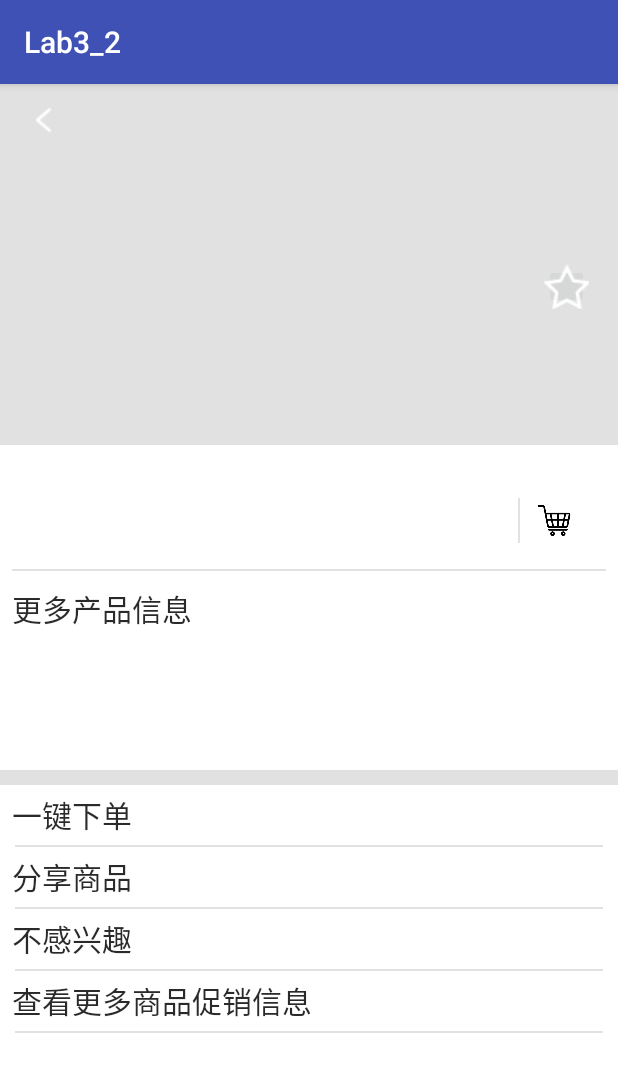
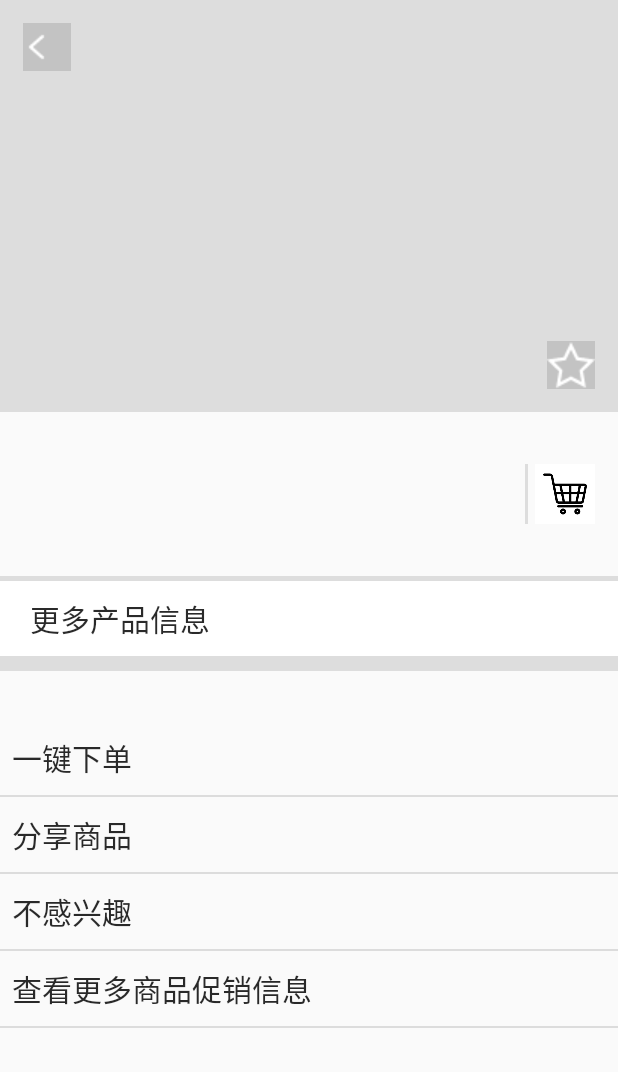
Before and after one commit to chenjl-gl/Android_lab, an Android app: the Showproduct screen opened directly, with no data from a screen before it, on a phone screen of 412 x 824 dp. Shown: the top 1072 px of the screen. Run offline under Robolectric (Android 15) with nearby library versions, the phone set to English and light mode, and no system bars; 1 statement that could not run was skipped.

Commit message:
new version

```diff
--- a/lab3/app/src/main/AndroidManifest.xml
+++ b/lab3/app/src/main/AndroidManifest.xml
@@ -13,7 +13,7 @@
         <activity android:name=".MainActivity">
             <intent-filter>
                 <action android:name="android.intent.action.MAIN" />
-
+                <!--category如果写了多次会产生多个图标，多个apk-->
                 <category android:name="android.intent.category.LAUNCHER" />
             </intent-filter>
         </activity>
@@ -21,8 +21,6 @@
         <activity android:name=".Showproduct">
             <intent-filter>
                 <action android:name="android.intent.action.MAIN" />
-
-                <category android:name="android.intent.category.LAUNCHER" />
             </intent-filter>
         </activity>
     </application>
--- a/lab3/app/src/main/java/com/example/carrie/lab3_2/MainActivity.java
+++ b/lab3/app/src/main/java/com/example/carrie/lab3_2/MainActivity.java
@@ -40,6 +40,7 @@ public class MainActivity extends AppCompatActivity {
     String[] Price = new String[]{"¥ 5.00", "¥ 59.00", "¥ 79.00", "¥ 2399.00", "¥ 179.00", "¥ 14.90", "¥ 132.59", "¥ 141.43", "¥ 139.43", "¥ 28.90"};
     String[] Type = new String[]{"作者", "产地", "产地", "版本", "重量", "产地", "重量", "重量", "重量", "重量"};
     String[] Info = new String[]{"Johanna Basford", "德国", "澳大利亚", "8GB", "2Kg", "英国", "300g", "118g", "249g", "640g"};
+
     final ArrayList<String> Itemlist = new ArrayList<>();
     final ArrayList<Pair<String,String>> data = new ArrayList<>();
     final ArrayList<Pair<Pair<String,String>,String>> details = new ArrayList<>();
@@ -63,39 +64,9 @@ public class MainActivity extends AppCompatActivity {
         initshoplist();
         initshoplistview();
         //初始化购物车
-        //initshopcar();
-        final ListView shopcar = (ListView)findViewById(R.id.shopcar);
-        shopcar.setVisibility(View.INVISIBLE);
-
-        mShopcarAdapter = new ShopcarAdapter(MainActivity.this,sc_product);
-        shopcar.setAdapter(mShopcarAdapter);
-        AdapterView.OnItemClickListener shopcarlistener = new AdapterView.OnItemClickListener() {
-            @Override
-            public void onItemClick(AdapterView<?> parent, View view, int position, long id) {
-                String shopcaritem = sc_product.get(position).first.second;
-                int i = Itemlist.indexOf(shopcaritem);
-                Intent intent = new Intent(MainActivity.this,Showproduct.class);
-                intent.putExtra("item",shopcaritem);
-                intent.putExtra("Price",sc_product.get(position).second);
-                intent.putExtra("Type",details.get(i).first.second);
-                intent.putExtra("Info",details.get(i).second);
-                intent.putExtra("letter",sc_product.get(position).first.first);
-                startActivityForResult(intent, 0);
-            }
-
-        };
-        AdapterView.OnItemLongClickListener deletepro = new AdapterView.OnItemLongClickListener() {
-            @Override
-            public boolean onItemLongClick(AdapterView<?> parent, View view, int position, long id) {
-                initDialog(data.get(position).second,position);
-                return true;
-            }
-        };
-        shopcar.setOnItemClickListener(shopcarlistener);
-        shopcar.setOnItemLongClickListener(deletepro);
-
+        initshopcar();
+        //定义两个界面之间的相互转换
         twoviewchange();
-
 
     }
 
@@ -114,10 +85,9 @@ public class MainActivity extends AppCompatActivity {
                 intent.putExtra("letter",data.get(position).first);
                 startActivityForResult(intent, 0);
             }
-
             @Override
             public void onLongClick(int position) {
-//                initDialog(data.get(position).second,position);
+                Toast.makeText(getApplicationContext(), "移除第"+(position+1)+"个商品", Toast.LENGTH_SHORT).show();
                 data.remove(position);
                 details.remove(position);
                 shoplistadapter.notifyDataSetChanged();
@@ -143,9 +113,8 @@ public class MainActivity extends AppCompatActivity {
         alertDialog.setPositiveButton("确定",new DialogInterface.OnClickListener() {
             @Override
             public void onClick(DialogInterface dialogInterface, int i) {
-                data.remove(position);
-                details.remove(position);
-                shoplistadapter.notifyDataSetChanged();
+                sc_product.remove(position);
+                mShopcarAdapter.notifyDataSetChanged();
             }});
         alertDialog.setMessage("从购物车中移除"+name+"?");
         alertDialog.create();
@@ -175,6 +144,40 @@ public class MainActivity extends AppCompatActivity {
         };
         changetocar.setOnClickListener(toshopcar);
     }
+
+    private void initshopcar(){
+        final ListView shopcar = (ListView)findViewById(R.id.shopcar);
+        shopcar.setVisibility(View.INVISIBLE);
+        mShopcarAdapter = new ShopcarAdapter(MainActivity.this,sc_product);
+        shopcar.setAdapter(mShopcarAdapter);
+        AdapterView.OnItemClickListener shopcarlistener = new AdapterView.OnItemClickListener() {
+            @Override
+            public void onItemClick(AdapterView<?> parent, View view, int position, long id) {
+                if(position != 0 ){
+                    String shopcaritem = sc_product.get(position).first.second;
+                    int i = Itemlist.indexOf(shopcaritem);
+                    Intent intent = new Intent(MainActivity.this,Showproduct.class);
+                    intent.putExtra("item",shopcaritem);
+                    intent.putExtra("Price",sc_product.get(position).second);
+                    intent.putExtra("Type",details.get(i).first.second);
+                    intent.putExtra("Info",details.get(i).second);
+                    intent.putExtra("letter",sc_product.get(position).first.first);
+                    startActivityForResult(intent, 0);
+                }
+            }
+
+        };
+        AdapterView.OnItemLongClickListener deletepro = new AdapterView.OnItemLongClickListener() {
+            @Override
+            public boolean onItemLongClick(AdapterView<?> parent, View view, int position, long id) {
+                if(position != 0 ) initDialog(sc_product.get(position).first.second,position);
+                return true;
+            }
+        };
+        shopcar.setOnItemClickListener(shopcarlistener);
+        shopcar.setOnItemLongClickListener(deletepro);
+    }
+
     @Override
     protected void onActivityResult(int requestCode, int resultCode, Intent intent) {
         if(resultCode == 0 && requestCode == 0){
@@ -187,6 +190,5 @@ public class MainActivity extends AppCompatActivity {
             }
         }
         super.onActivityResult(requestCode, resultCode, intent);
-
     }
 }
--- a/lab3/app/src/main/java/com/example/carrie/lab3_2/Showproduct.java
+++ b/lab3/app/src/main/java/com/example/carrie/lab3_2/Showproduct.java
@@ -10,6 +10,7 @@ import android.widget.ImageButton;
 import android.widget.ImageView;
 import android.widget.ListView;
 import android.widget.TextView;
+import android.widget.Toast;
 
 import java.util.ArrayList;
 
@@ -27,7 +28,6 @@ public class Showproduct extends AppCompatActivity {
         ListView listtv = (ListView)findViewById(R.id.ltv);
         ArrayAdapter<String> adapter =  new ArrayAdapter<String>(this,R.layout.bottom_choose,Bottomch);
         listtv.setAdapter(adapter);
-
 
         Intent intent = getIntent();
         final String item = intent.getStringExtra("item");
@@ -52,7 +52,6 @@ public class Showproduct extends AppCompatActivity {
                     setResult(0,shopcarintent);
                     finish();
                 }
-
             }
         };
         back.setOnClickListener(backlast);
@@ -75,10 +74,10 @@ public class Showproduct extends AppCompatActivity {
         star.setOnClickListener(starlast);
 
         ImageView shopcaradd = (ImageView)findViewById(R.id.shoplist_add);
-        final Bundle details = new Bundle();
         View.OnClickListener shopcarclick = new View.OnClickListener() {
             @Override
             public void onClick(View v) {
+                Toast.makeText(getApplicationContext(), "商品已添加到购物车", Toast.LENGTH_SHORT).show();
                 if(flag[0] == 0){
                     flag[0] = 1;
                 }
--- a/lab3/app/src/main/java/com/example/carrie/lab3_2/shoplistAdapter.java
+++ b/lab3/app/src/main/java/com/example/carrie/lab3_2/shoplistAdapter.java
@@ -27,11 +27,6 @@ public class shoplistAdapter extends RecyclerView.Adapter<shoplistAdapter.ViewHo
 
     public shoplistAdapter(ArrayList<Pair<String,String>> data) {
         this.Data = data;
-    }
-
-    public void updateData(ArrayList<Pair<String,String>> data) {
-        this.Data = data;
-        notifyDataSetChanged();
     }
 
     @Override
@@ -71,16 +66,12 @@ public class shoplistAdapter extends RecyclerView.Adapter<shoplistAdapter.ViewHo
     }
 
     public static class ViewHolder extends RecyclerView.ViewHolder {
-
         TextView letter;
         TextView item;
-
         public ViewHolder(View itemView) {
             super(itemView);
             letter = (TextView) itemView.findViewById(R.id.first_letter);
             item = (TextView) itemView.findViewById(R.id.item_name);
         }
     }
-
-
 }
--- a/lab3/app/src/main/res/drawable/first_letter.xml
+++ b/lab3/app/src/main/res/drawable/first_letter.xml
@@ -4,5 +4,4 @@
     <size andriod:height="50dp"
         andriod:width="50dp"/>
     <solid andriod:color="#3F51B5"/>
-
 </shape>
--- a/lab3/app/src/main/res/drawable/list_divider.xml
+++ /dev/null
@@ -1,10 +0,0 @@
-<?xml version="1.0" encoding="utf-8"?>
-<inset xmlns:android="http://schemas.android.com/apk/res/android"
-    android:insetLeft="10dp"
-    android:insetRight="10dp" >
-
-    <shape android:shape="rectangle" >
-        <solid android:color="@color/grey" />
-    </shape>
-
-</inset>
--- a/lab3/app/src/main/res/layout/activity_main.xml
+++ b/lab3/app/src/main/res/layout/activity_main.xml
@@ -13,7 +13,6 @@
             android:id="@+id/shoppinglist"
             android:layout_width="wrap_content"
             android:layout_height="wrap_content"/>
-
     </LinearLayout>
     <LinearLayout
         android:layout_width="match_parent"
--- a/lab3/app/src/main/res/layout/bottom_choose.xml
+++ b/lab3/app/src/main/res/layout/bottom_choose.xml
@@ -4,7 +4,7 @@
     android:textSize="20sp"
     android:textColor="#D5000000"
     android:layout_width="fill_parent"
-    android:layout_height="40dp"
+    android:layout_height="50dp"
     android:layout_centerVertical="true"
     android:gravity="center|left"
     android:id="@+id/bottomsheet"
--- a/lab3/app/src/main/res/layout/item_layout.xml
+++ b/lab3/app/src/main/res/layout/item_layout.xml
@@ -22,5 +22,4 @@
         android:id="@+id/item_name"
         android:gravity="center"
         />
-
 </LinearLayout>
--- a/lab3/app/src/main/res/layout/productinfo.xml
+++ b/lab3/app/src/main/res/layout/productinfo.xml
@@ -1,191 +1,147 @@
 <?xml version="1.0" encoding="utf-8"?>
 <LinearLayout xmlns:android="http://schemas.android.com/apk/res/android"
-    xmlns:app="http://schemas.android.com/apk/res-auto"
-    xmlns:tools="http://schemas.android.com/tools"
     android:orientation="vertical"
     android:layout_width="match_parent"
-    android:layout_height="match_parent"
-    android:weightSum="3"
-    android:background="#FFFFFF">
+    android:layout_height="match_parent">
+
     <RelativeLayout
-        android:id="@+id/productphoto"
         android:layout_width="match_parent"
-        android:background="#1E000000"
-        android:layout_height="wrap_content"
-        android:layout_weight="1">
+        android:layout_height="0dp"
+        android:layout_weight="1"
+        android:background="#1E000000">
+        <ImageView
+            android:id="@+id/pro_pic"
+            android:layout_width="wrap_content"
+            android:layout_height="match_parent"
+            android:scaleType="fitXY"
+            android:layout_centerHorizontal="true"
+            />
+        <ImageButton
+            android:id="@+id/back"
+            android:layout_width="wrap_content"
+            android:layout_height="wrap_content"
+            android:scaleType="fitXY"
+            android:src="@mipmap/back"
+            android:layout_alignParentLeft="true"
+            android:layout_alignParentTop="true"
+            android:layout_marginTop="15dp"
+            android:layout_marginLeft="15dp"
+            android:background="#1E000000"
+            />
+        <TextView
+            android:id="@+id/pro_name"
+            android:layout_width="wrap_content"
+            android:layout_height="wrap_content"
+            android:layout_alignParentLeft="true"
+            android:layout_alignParentBottom="true"
+            android:textSize="20sp"
+            android:layout_marginLeft="15dp"
+            android:layout_marginBottom="15dp"
+            android:textColor="#000000"
+            />
+        <ImageButton
+            android:id="@+id/star"
+            android:layout_width="wrap_content"
+            android:layout_height="wrap_content"
+            android:scaleType="fitXY"
+            android:layout_alignParentRight="true"
+            android:layout_alignParentBottom="true"
+            android:layout_marginRight="15dp"
+            android:layout_marginBottom="15dp"
+            android:src="@mipmap/empty_star"
+            android:background="#1E000000"
+            />
 
-        <RelativeLayout
-            android:layout_width="match_parent"
-            android:layout_height="wrap_content"
-
-            android:layout_alignParentTop="true"
-            android:layout_alignParentLeft="true"
-            android:layout_alignParentStart="true">
-
-            <ImageView
-                android:layout_width="match_parent"
-                android:layout_height="wrap_content"
-                android:id="@+id/pro_pic"
-                android:layout_alignParentTop="true"
-                android:layout_centerHorizontal="true"
-                android:layout_alignBottom="@+id/constraintLayout" />
-            <!--android:src="@mipmap/EnchatedForest"-->
-            <android.support.constraint.ConstraintLayout
-                android:layout_width="match_parent"
-                android:layout_height="wrap_content"
-                android:id="@+id/constraintLayout">
-                <!--android:text="EnchatedForest"-->
-                <TextView
-                    android:id="@+id/pro_name"
-
-                    android:layout_width="wrap_content"
-                    android:layout_height="wrap_content"
-
-                    android:layout_marginBottom="8dp"
-                    android:layout_marginLeft="20dp"
-
-                    android:textColor="#D5000000"
-                    android:textSize="20sp"
-                    app:layout_constraintBottom_toBottomOf="parent"
-                    app:layout_constraintLeft_toLeftOf="parent"
-
-                    />
-                <!--android:background="@mipmap/empty_star"-->
-                <ImageButton
-                    android:layout_width="30dp"
-                    android:layout_height="30dp"
-
-                    android:tag="0"
-                    android:id="@+id/star"
-                    android:layout_marginRight="19dp"
-                    app:layout_constraintRight_toRightOf="parent"
-                    app:layout_constraintTop_toTopOf="parent"
-                    android:layout_marginTop="120dp"
-                    app:layout_constraintBottom_toBottomOf="parent"
-                    android:layout_marginBottom="8dp"
-                    app:layout_constraintLeft_toRightOf="@+id/textView"
-                    android:layout_marginLeft="168dp"
-                    app:layout_constraintVertical_bias="1.0" />
-                <ImageButton
-                    android:layout_width="wrap_content"
-                    android:layout_height="wrap_content"
-                    android:background="@mipmap/back"
-                    app:layout_constraintTop_toTopOf="parent"
-                    android:layout_marginTop="8dp"
-                    android:id="@+id/back"
-                    app:layout_constraintLeft_toLeftOf="parent"
-                    android:layout_marginLeft="20dp" />
-            </android.support.constraint.ConstraintLayout>
-        </RelativeLayout>
     </RelativeLayout>
     <RelativeLayout
-        android:id="@+id/info"
         android:layout_width="match_parent"
-        android:layout_height="wrap_content"
-        android:layout_weight="1"
-        >
+        android:layout_height="0dp"
+        android:layout_weight="0.4">
 
         <TextView
+            android:id="@+id/price"
             android:layout_width="wrap_content"
             android:layout_height="wrap_content"
+            android:layout_alignParentLeft="true"
+            android:layout_alignParentTop="true"
+            android:layout_marginLeft="15dp"
+            android:layout_marginTop="15dp"
+            android:textSize="20sp"
+            android:textColor="#D5000000"/>
 
-            android:textSize="20sp"
-            android:textColor="#D5000000"
-            android:id="@+id/price"
-            android:layout_marginLeft="10dp"
-            android:layout_marginTop="15dp"
-        />
         <TextView
+            android:id="@+id/type"
             android:layout_width="wrap_content"
             android:layout_height="wrap_content"
+            android:layout_alignParentBottom="true"
+            android:layout_alignParentLeft="true"
+            android:layout_marginBottom="5dp"
 
-            android:id="@+id/type"
+            android:layout_marginLeft="15dp"
             android:textSize="20sp"
-            android:textColor="#8A000000"
-            android:layout_below="@+id/price"
-            android:layout_marginTop="5dp"
-            android:layout_marginLeft="10dp"
-            />
+            android:textColor="#8A000000"/>
+
         <TextView
+            android:id="@+id/pro_info"
             android:layout_width="wrap_content"
             android:layout_height="wrap_content"
+            android:layout_alignParentBottom="true"
+            android:layout_alignParentLeft="true"
+            android:layout_marginBottom="5dp"
+            android:layout_marginLeft="80dp"
+            android:textSize="20sp"
+            android:textColor="#8A000000"/>
 
-            android:textColor="#8A000000"
-            android:id="@+id/pro_info"
-            android:textSize="20sp"
-            android:layout_alignBaseline="@+id/type"
-            android:layout_alignBottom="@+id/type"
-            android:layout_marginLeft="60dp"/>
+        <ImageView
+            android:layout_width="2dp"
+            android:layout_height="40dp"
+            android:layout_alignParentRight="true"
+            android:layout_centerVertical="true"
+            android:layout_marginRight="60dp"
+            android:background="#1E000000" />
 
         <ImageView
             android:id="@+id/shoplist_add"
-            android:layout_width="45dp"
-            android:layout_height="30dp"
-            android:layout_marginRight="20dp"
+            android:layout_width="40dp"
+            android:layout_height="40dp"
+            android:layout_alignParentRight="true"
+            android:layout_centerVertical="true"
+            android:layout_marginRight="15dp"
+            android:scaleType="fitXY"
+            android:src="@mipmap/shoplist"/>
+    </RelativeLayout>
 
-            android:layout_alignParentRight="true"
-            android:layout_marginTop="35dp"
-            android:layout_marginBottom="15dp"
-            android:adjustViewBounds="true"
-            android:cropToPadding="true"
-            android:src="@mipmap/shoplist" />
-        <ImageView
-            android:layout_width="1dp"
-            android:layout_height="30dp"
-            android:layout_marginTop="35dp"
-            android:layout_marginBottom="15dp"
-            android:layout_toLeftOf="@+id/shoplist_add"
-            android:background="#1E000000"
+    <LinearLayout
+        android:layout_width="match_parent"
+        android:layout_height="0dp"
+        android:layout_weight="0.35"
+        android:orientation="vertical"
+        android:weightSum="1">
 
-            android:id="@+id/fgx2"
-
-            />
         <ImageView
             android:layout_width="match_parent"
-            android:layout_height="1dp"
-            android:layout_below="@+id/shoplist_add"
-            android:background="#1E000000"
-            android:layout_marginTop="2dp"
-            android:id="@+id/fgx"
-            android:layout_marginLeft="8dp"
-            android:layout_marginRight="8dp"
-            />
+            android:layout_height="5px"
+            android:background="#1E000000" />
+
         <TextView
             android:layout_width="match_parent"
-            android:layout_height="wrap_content"
+            android:layout_height="50dp"
+            android:gravity="center|left"
+            android:paddingLeft="20dp"
             android:text="更多产品信息"
-            android:textSize="20sp"
-            android:id="@+id/moreinfo"
+            android:background="#ffffff"
             android:textColor="#D5000000"
-            android:layout_below="@+id/fgx"
-            android:layout_marginTop="10dp"
-            android:layout_marginLeft="8dp"
-            />
+            android:textSize="20sp" />
 
-    </RelativeLayout>
-    <ImageView
-        android:id="@+id/imageView"
-        android:layout_width="match_parent"
-        android:layout_height="10dp"
-        android:layout_marginTop="10dp"
-        android:layout_below="@+id/info"
-        android:background="#1E000000" />
-
-
-        <LinearLayout
-            android:layout_weight="1"
+        <ImageView
             android:layout_width="match_parent"
-            android:layout_height="wrap_content"
-            android:orientation="vertical"
-            android:layout_below="@+id/imageView">
-
-            <ListView
-                android:id="@+id/ltv"
-                android:layout_width="match_parent"
-                android:layout_height="217dp"
-                android:divider="@drawable/list_divider"
-                android:dividerHeight="1dp">
-
-            </ListView>
-        </LinearLayout>
+            android:layout_height="10dp"
+            android:background="#1E000000"/>
+    </LinearLayout>
+    <ListView
+        android:id="@+id/ltv"
+        android:layout_width="wrap_content"
+        android:layout_height="0dp"
+        android:layout_weight="1.25">
+    </ListView>
 </LinearLayout>
--- a/lab3/app/src/main/res/layout/shopcar_layout.xml
+++ b/lab3/app/src/main/res/layout/shopcar_layout.xml
@@ -1,5 +1,7 @@
 <?xml version="1.0" encoding="utf-8"?>
 <LinearLayout xmlns:android="http://schemas.android.com/apk/res/android"
+    xmlns:app="http://schemas.android.com/apk/res-auto"
+    xmlns:tools="http://schemas.android.com/tools"
     android:orientation="horizontal"
     android:layout_width="match_parent"
     android:layout_height="wrap_content">
@@ -14,21 +16,29 @@
         android:gravity="center"/>
     <TextView
 
-        android:layout_width="wrap_content"
+        android:layout_width="180dp"
         android:layout_height="wrap_content"
         android:textSize="20sp"
         android:textColor="#000000"
         android:layout_marginLeft="10dp"
-        android:padding="30dp"
+        android:paddingTop="30dp"
+        android:paddingBottom="30dp"
         android:id="@+id/shopcar_item"
         android:gravity="center"
+        android:textAlignment="center"
         />
-    <TextView
-        android:layout_width="wrap_content"
-        android:layout_height="wrap_content"
-        android:textSize="20sp"
-        android:layout_marginRight="5dp"
-        android:textColor="#000000"
-        android:id="@+id/shopcar_price"
-        />
+
+        <TextView
+            android:gravity="center"
+            android:layout_width="match_parent"
+            android:layout_height="match_parent"
+            android:paddingLeft="5dp"
+            android:textSize="20sp"
+            android:textColor="#000000"
+            android:id="@+id/shopcar_price"
+            android:textAlignment="center"
+
+             />
+
+
 </LinearLayout>
--- a/lab3/app/src/main/res/values/strings.xml
+++ b/lab3/app/src/main/res/values/strings.xml
@@ -1,3 +1,3 @@
 <resources>
-    <string name="app_name">Lab3_2</string>
+    <string name="app_name">lab3</string>
 </resources>
--- a/lab3/app/src/main/res/values/styles.xml
+++ b/lab3/app/src/main/res/values/styles.xml
@@ -1,7 +1,7 @@
 <resources>
 
     <!-- Base application theme. -->
-    <style name="AppTheme" parent="Theme.AppCompat.Light.DarkActionBar">
+    <style name="AppTheme" parent="Theme.AppCompat.Light.NoActionBar">
         <!-- Customize your theme here. -->
         <item name="colorPrimary">@color/colorPrimary</item>
         <item name="colorPrimaryDark">@color/colorPrimaryDark</item>
```
